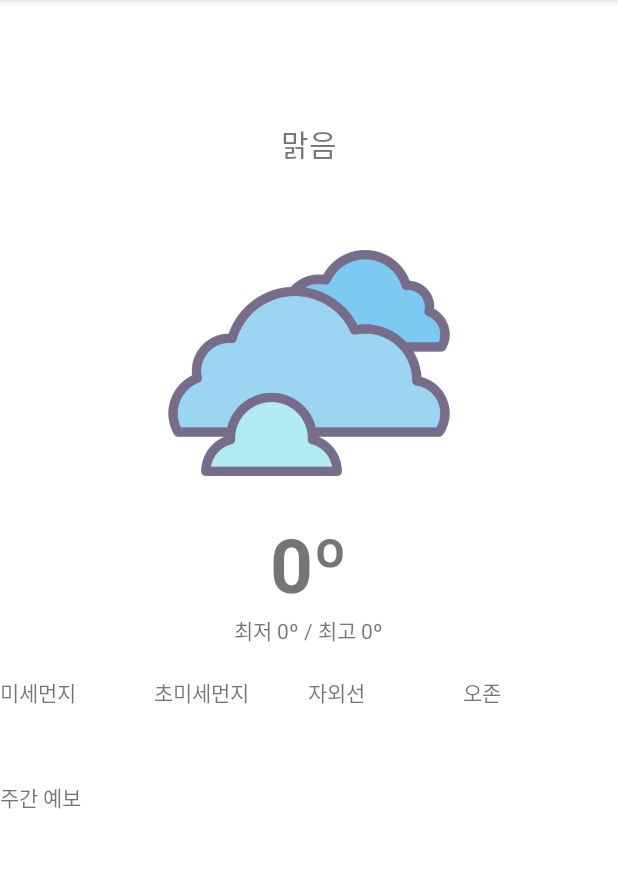
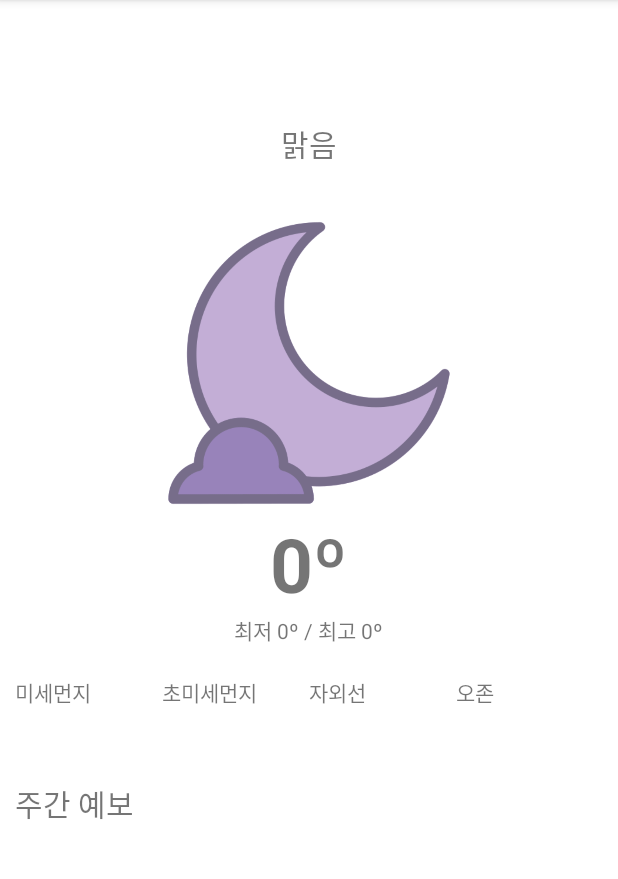
Before and after one commit to lkjjjang/How-s_Today, an Android app: the screen it shows after launch (MainActivity), on a phone screen of 412 x 824 dp, the part 84-963 px from its top. Run offline under Robolectric (Android 15) with nearby library versions, the light colour scheme and no system bars; 31 statements that could not run were skipped.

Commit message:
weather finish

```diff
--- a/app/build.gradle
+++ b/app/build.gradle
@@ -29,9 +29,11 @@ android {
 
 dependencies {
 
+
     implementation 'androidx.appcompat:appcompat:1.3.1'
     implementation 'com.google.android.material:material:1.4.0'
     implementation 'androidx.constraintlayout:constraintlayout:2.1.0'
+    implementation 'androidx.recyclerview:recyclerview:1.2.1'
     testImplementation 'junit:junit:4.+'
     androidTestImplementation 'androidx.test.ext:junit:1.1.3'
     androidTestImplementation 'androidx.test.espresso:espresso-core:3.4.0'
--- a/app/src/main/java/com/example/hows_today/JsonParse.java
+++ b/app/src/main/java/com/example/hows_today/JsonParse.java
@@ -24,8 +24,10 @@ public class JsonParse {
     private final String MAX = "TMX";
     private final String NOT_USED_CODE_RN1 = "RN1";
     private final String NOT_USED_CODE_T1H = "T1H";
-    private final String BASE_DATE = "baseDate";
+    private final String RESULT_DATE = "fcstDate";
+    private final String RESULT_TIME = "fcstTime";
     private final String BASE_TIME = "baseTime";
+
 
     private String valueStr;
     private int outSideLoop;
@@ -44,29 +46,6 @@ public class JsonParse {
         }
 
         setBase(forecastType);
-        /*
-        String valueStr = "";
-        int outSideLoop = 0;
-        int inSideLoop = 0;
-
-        switch (forecastType) {
-            case NOW_WEATHER:
-                valueStr = this.NOW_VALUE;
-                outSideLoop = this.nowTemperatureCount;
-                inSideLoop = this.nowWeatherResponseCount;
-                break;
-            case WEATHER_FORECAST:
-                valueStr = this.FUTURE_VALUE;
-                outSideLoop = this.threeDaysInfoCount;
-                inSideLoop = this.futureWeatherResponseCount;
-                break;
-            case MIN_MAX:
-                valueStr = this.MIN_MAX_VALUE;
-                break;
-            default:
-                assert false;
-                break;
-        }*/
 
         try {
             ArrayList<Weather> results = new ArrayList<>();
@@ -100,7 +79,7 @@ public class JsonParse {
         JSONArray jsonArray = item.getJSONArray(this.OBJECT_TITLE);
 
         HashSet<String> codeSample = new HashSet<>();
-        // PTY, PCP, REH, TMP, DATE 필요한 데이터만 담아서 사용
+        // PTY, PCP, REH, TMP 필요한 데이터만 담아서 사용
         ResponseCode[] responseCodes = new ResponseCode[] {ResponseCode.PTY, ResponseCode.PCP, ResponseCode.REH, ResponseCode.TMP, ResponseCode.DATE};
 
         for (ResponseCode responseCode : responseCodes) {
@@ -108,11 +87,12 @@ public class JsonParse {
         }
 
         HashMap<String, String> resultMap = new HashMap<>();
+
         for (int i = 0; i < jsonArray.length(); i++) {
             JSONObject weatherObject = jsonArray.getJSONObject(i);
 
-            String dateKey = weatherObject.get(this.BASE_DATE).toString() + weatherObject.get(this.BASE_TIME).toString();
-            resultMap.put(ResponseCode.DATE.toString(), dateKey);
+            String time = weatherObject.getString(this.BASE_TIME).toString();
+            resultMap.put(ResponseCode.DATE.toString(), time);
 
             String key = weatherObject.get(this.KEY).toString();
             String value = weatherObject.get(valueStr).toString();
@@ -132,9 +112,8 @@ public class JsonParse {
 
         ArrayList<Weather> result = new ArrayList<>();
 
-        NowWeather nowWeather = new NowWeather(resultMap.get(ResponseCode.PTY.toString()),
-                resultMap.get(ResponseCode.PCP.toString()), resultMap.get(ResponseCode.REH.toString()),
-                resultMap.get(ResponseCode.TMP.toString()), resultMap.get(ResponseCode.DATE.toString()));
+        NowWeather nowWeather = new NowWeather(resultMap.get(ResponseCode.PTY.toString()), resultMap.get(ResponseCode.PCP.toString()),
+                resultMap.get(ResponseCode.REH.toString()), resultMap.get(ResponseCode.TMP.toString()), resultMap.get(ResponseCode.DATE.toString()));
 
         result.add(nowWeather);
 
@@ -149,14 +128,9 @@ public class JsonParse {
 
         String min = "";
         String max = "";
-        String dateTime = "";
 
         for (int i = 0; i < jsonArray.length(); i++) {
             JSONObject weatherObject = jsonArray.getJSONObject(i);
-
-            if (dateTime.length() == 0) {
-                dateTime = weatherObject.get(this.BASE_DATE).toString() + weatherObject.get(this.BASE_TIME).toString();
-            }
 
             if (weatherObject.get(this.KEY).equals(this.MIN)) {
                 if (min.length() == 0) {
@@ -171,10 +145,10 @@ public class JsonParse {
             }
         }
 
-        assert min.length() != 0 && max.length() != 0 && dateTime.length() != 0;
+        assert min.length() != 0 && max.length() != 0;
 
         ArrayList<Weather> result = new ArrayList<>();
-        MinMaxTemperature minMaxTemperature = new MinMaxTemperature(min, max, dateTime);
+        MinMaxTemperature minMaxTemperature = new MinMaxTemperature(min, max);
         result.add(minMaxTemperature);
 
         return result;
@@ -203,7 +177,7 @@ public class JsonParse {
             for (int j = 0; j < this.inSideLoop; j++) {
                 JSONObject weatherObject = jsonArray.getJSONObject(objCount++);
 
-                String dateKey = weatherObject.get(this.BASE_DATE).toString() + weatherObject.get(this.BASE_TIME).toString();
+                String dateKey = weatherObject.get(this.RESULT_DATE).toString() + weatherObject.get(this.RESULT_TIME).toString();
                 responseValues.put(ResponseCode.DATE.toString(), dateKey);
 
                 if (weatherObject.get(this.KEY).equals(this.MIN) || weatherObject.get(this.KEY).equals(this.MAX)) {
--- a/app/src/main/java/com/example/hows_today/MainActivity.java
+++ b/app/src/main/java/com/example/hows_today/MainActivity.java
@@ -5,22 +5,31 @@ import androidx.appcompat.app.AlertDialog;
 import androidx.appcompat.app.AppCompatActivity;
 import androidx.core.app.ActivityCompat;
 import androidx.core.content.ContextCompat;
+import androidx.recyclerview.widget.LinearLayoutManager;
+import androidx.recyclerview.widget.RecyclerView;
 
 import android.Manifest;
 import android.annotation.SuppressLint;
+import android.app.Activity;
 import android.content.DialogInterface;
 import android.content.Intent;
 import android.content.pm.PackageManager;
 import android.location.Address;
 import android.location.LocationManager;
+import android.media.session.MediaSession;
 import android.os.Bundle;
 import android.os.Handler;
 import android.os.Message;
 import android.provider.Settings;
+import android.widget.Adapter;
+import android.widget.ImageView;
+import android.widget.ListView;
 import android.widget.TextView;
 import android.widget.Toast;
 
+import java.util.ArrayDeque;
 import java.util.ArrayList;
+import java.util.Queue;
 
 public class MainActivity extends AppCompatActivity {
     private TextView tv_address;
@@ -30,11 +39,16 @@ public class MainActivity extends AppCompatActivity {
     private TextView tv_rainAmount;
     private TextView iv_weatherImg;
 
+    private RecyclerView recyclerView;
+    private FutureWeatherListAdapter futureWeatherListAdapter;
+    private LinearLayoutManager linearLayoutManager;
+
     private static final int GPS_ENABLE_REQUEST_CODE = 2001;
     private static final int PERMISSIONS_REQUEST_CODE = 100;
     String[] REQUIRED_PERMISSIONS = {Manifest.permission.ACCESS_FINE_LOCATION, Manifest.permission.ACCESS_COARSE_LOCATION};
 
     private Handler handler;
+    private Activity activity = this;
 
     private Address address;
     private ArrayList<Weather> nowWeather = new ArrayList<>();
@@ -64,24 +78,35 @@ public class MainActivity extends AppCompatActivity {
             @SuppressLint("SetTextI18n")
             @Override
             public void handleMessage(Message msg) {
+                NowWeather now = (NowWeather) nowWeather.get(0);
                 tv_weather = findViewById(R.id.tv_weather);
-                WeatherCondition Wc = new WeatherCondition(futureWeathers);
-                tv_weather.setText(Wc.getWeatherCondition()); // 하루 평균을 기록
+                tv_weather.setText(now.getWeatherCondition());
 
-                NowWeather now = (NowWeather) nowWeather.get(0);
                 tv_rainAmount = findViewById(R.id.tv_rainAmount);
                 tv_rainAmount.setText(now.getRainHour());
 
                 tv_temperature = findViewById(R.id.tv_temperature);
                 tv_temperature.setText(now.getTemperature());
 
+                ImageView iv_weatherImg = findViewById(R.id.iv_weatherImg);
+                iv_weatherImg.setImageResource(now.getNowImage());
+
                 tv_minMaxTemperature = findViewById(R.id.tv_minMaxTemperature);
                 MinMaxTemperature minMaxTemp = (MinMaxTemperature) minMaxTemperatures.get(0);
                 tv_minMaxTemperature.setText(minMaxTemp.getMaxMinTMP());
+
+                // 주간예보 recyclerView 관련 부분
+                recyclerView = (RecyclerView) findViewById(R.id.rv_futureWeather);
+                linearLayoutManager = new LinearLayoutManager(activity, LinearLayoutManager.HORIZONTAL, false);
+                recyclerView.setLayoutManager(linearLayoutManager);
+
+                futureWeatherListAdapter = new FutureWeatherListAdapter(futureWeathers);
+                recyclerView.setAdapter(futureWeatherListAdapter);
             }
         };
 
         class NewRunnable implements Runnable {
+
             @Override
             public void run() {
                 JsonParse parse = new JsonParse();
@@ -106,8 +131,6 @@ public class MainActivity extends AppCompatActivity {
         Thread thread = new Thread(weatherThread);
         thread.start();
 
-        //ImageView iv_weatherImg = findViewById(R.id.iv_weatherImg);
-        //iv_weatherImg.setImageResource(R.drawable.cloudy);
     }
 
     public void onRequestPermissionResult(int permsRequestCode, @NonNull String[] permissions, @NonNull int[] grandResults) {
--- a/app/src/main/java/com/example/hows_today/MinMaxTemperature.java
+++ b/app/src/main/java/com/example/hows_today/MinMaxTemperature.java
@@ -3,10 +3,11 @@ package com.example.hows_today;
 public class MinMaxTemperature extends Weather {
     private String minTemperature;  // TMN 최저기온
 
-    public MinMaxTemperature(String TMN, String TMX, String date) {
-        super(TMX, date);
+    public MinMaxTemperature(String TMN, String TMX) {
+        super(TMX);
         this.minTemperature = TMN;
     }
+
     public String getMaxMinTMP() {
         int min = (int) Double.parseDouble(this.minTemperature);
         int max = (int) Double.parseDouble(super.temperature);
--- a/app/src/main/java/com/example/hows_today/NowWeather.java
+++ b/app/src/main/java/com/example/hows_today/NowWeather.java
@@ -7,14 +7,18 @@ public class NowWeather extends Weather {
     protected final String rainForm;        // PTY 강수형태
     protected final String rainHour;        // PCP 강수량
     protected final String humidity;        // REH 습도
+    protected final String date;            // 시간만 표현
+    private final int AFTERNOON = 6;
+    private final int NIGHT = 19;
 
     //public static int resultCount = 4; // 요청 갯수
 
     public NowWeather(String rainForm, String rainHour, String humidity, String temperature, String date) {
-        super(temperature, date);
+        super(temperature);
         this.rainForm = rainForm;
         this.rainHour = rainHour;
         this.humidity = humidity;
+        this.date = date;
     }
 
     //# 특정 요소의 코드값 및 범주
@@ -32,14 +36,15 @@ public class NowWeather extends Weather {
     //
     //예) PCP = 6 일 경우 강수량은 6mm
     //    PCP = 30 일 경우 강수량은 30~50mm
-    protected String getWeatherConditionOrNull() {
+    public String getWeatherCondition() {
         int code = Integer.parseInt(this.rainForm);
 
         String result = "";
 
         switch (code) {
             case 0:
-                return null;
+                result = "맑음";
+                break;
             case 1:
                 result = "비";
                 break;
@@ -63,6 +68,31 @@ public class NowWeather extends Weather {
                 break;
             default:
                 break;
+        }
+
+        return result;
+    }
+
+    public int getNowImage() {
+        float rainInt = Float.parseFloat(this.rainHour);
+
+        String date = this.date.substring(0, 2); // 앞 두글자
+
+        int time = Integer.parseInt(date);
+        int result = 0;
+
+        if (rainInt != 0.0) {
+            if (time >= this.AFTERNOON && time <= this.NIGHT) {
+                result = R.drawable.sun_rain;
+            } else {
+                result = R.drawable.night_rain;
+            }
+        } else {
+            if (time >= this.AFTERNOON && time <= this.NIGHT) {
+                result = R.drawable.sun;
+            } else {
+                result = R.drawable.half_moon;
+            }
         }
 
         return result;
--- a/app/src/main/java/com/example/hows_today/Weather.java
+++ b/app/src/main/java/com/example/hows_today/Weather.java
@@ -3,10 +3,8 @@ package com.example.hows_today;
 public class Weather {
     protected final String temperature;     // TMP 기온
     protected final char chTemperature = 'º';
-    protected final String date;
 
-    public Weather(String TMP, String date) {
+    public Weather(String TMP) {
         this.temperature = TMP;
-        this.date = date;
     }
 }
--- a/app/src/main/java/com/example/hows_today/WeatherCondition.java
+++ /dev/null
@@ -1,34 +0,0 @@
-package com.example.hows_today;
-
-import java.util.ArrayList;
-
-public class WeatherCondition {
-
-    private ArrayList<Weather> weathers = new ArrayList<>();
-    private final String ALWAYS = "대체로";
-    private final String POINT = "한때";
-    private final String MORNING = "오전";
-    private final String AFTERNOON = "오후";
-    private final String NIGHT = "저녁";
-    private final String SUN = "맑음";
-    private final String CLOUDY = "흐림";
-    private final String RAIN = "비";
-    private final int weatherCondition = 0;
-
-    public WeatherCondition(ArrayList<Weather> arrayList) {
-        this.weathers = arrayList;
-    }
-
-    public String getWeatherCondition() {
-
-        for (Weather list : this.weathers) {
-            FutureWeather future = (FutureWeather) list;
-            String re = future.rainHour;
-        }
-
-
-        FutureWeather test = (FutureWeather) this.weathers.get(0);
-
-        return "맑음";
-    }
-}
--- a/app/src/main/res/layout/activity_main.xml
+++ b/app/src/main/res/layout/activity_main.xml
@@ -6,7 +6,6 @@
     android:layout_height="match_parent"
     android:orientation="vertical"
     tools:context=".MainActivity">
-
 
     <LinearLayout
         android:layout_width="match_parent"
@@ -80,6 +79,9 @@
         android:layout_width="match_parent"
         android:layout_height="wrap_content"
         android:layout_marginTop="20dp"
+        android:layout_marginBottom="10dp"
+        android:layout_marginLeft="10dp"
+        android:layout_marginRight="10dp"
         android:orientation="horizontal">
 
         <TextView
@@ -116,13 +118,40 @@
     <LinearLayout
         android:layout_width="match_parent"
         android:layout_height="wrap_content"
-        android:layout_marginTop="20dp">
+        android:orientation="vertical">
 
-        <TextView
+        <LinearLayout
             android:layout_width="match_parent"
-            android:layout_height="100dp"
-            android:text="주간 예보"/>
+            android:layout_height="wrap_content"
+            android:layout_margin="10dp"
+            android:layout_marginTop="20dp">
+
+            <TextView
+                android:id="@+id/tv_futureWeatherTitle"
+                android:layout_width="match_parent"
+                android:layout_height="wrap_content"
+                android:text="주간 예보"
+                android:textSize="20sp"/>
+
+        </LinearLayout>
+
+        <LinearLayout
+            android:layout_width="match_parent"
+            android:layout_height="wrap_content">
+
+            <androidx.recyclerview.widget.RecyclerView
+                android:id="@+id/rv_futureWeather"
+                android:layout_width="match_parent"
+                android:layout_height="wrap_content"
+                android:layout_marginBottom="10dp"
+                android:scrollbarFadeDuration="0">
+
+            </androidx.recyclerview.widget.RecyclerView>
+
+
+        </LinearLayout>
 
     </LinearLayout>
 
+
 </LinearLayout>
```
Also changed, not shown: app/src/main/java/com/example/hows_today/FutureWeather.java (+12 -33 lines), app/src/main/java/com/example/hows_today/FutureWeatherListAdapter.java (added, +230 -0 lines), app/src/main/res/layout/list_column.xml (added, +44 -0 lines).
